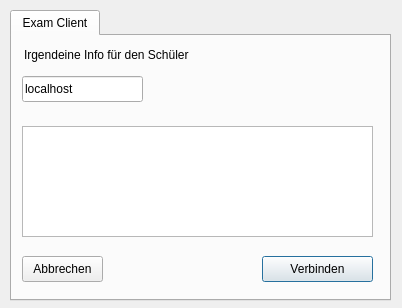
Qt form student.ui (valueerrorx/life-exam) before a commit.
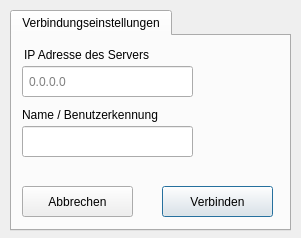
The same form after that commit. Icons and pictures are not drawn.

Commit message: created a gui for client.py in order to input IP and ID

```diff
--- a/student.ui
+++ b/student.ui
@@ -7,8 +7,8 @@
    <rect>
     <x>0</x>
     <y>0</y>
-    <width>402</width>
-    <height>308</height>
+    <width>301</width>
+    <height>238</height>
    </rect>
   </property>
   <property name="sizePolicy">
@@ -17,18 +17,15 @@
     <verstretch>0</verstretch>
    </sizepolicy>
   </property>
-  <property name="minimumSize">
-   <size>
-    <width>402</width>
-    <height>308</height>
-   </size>
-  </property>
   <property name="windowTitle">
    <string>Exam Client</string>
   </property>
   <property name="autoFillBackground">
    <bool>false</bool>
   </property>
+  <property name="styleSheet">
+   <string notr="true"/>
+  </property>
   <property name="sizeGripEnabled">
    <bool>false</bool>
   </property>
@@ -40,22 +37,10 @@
     <rect>
      <x>10</x>
      <y>10</y>
-     <width>381</width>
-     <height>291</height>
+     <width>281</width>
+     <height>221</height>
     </rect>
    </property>
-   <property name="minimumSize">
-    <size>
-     <width>381</width>
-     <height>291</height>
-    </size>
-   </property>
-   <property name="maximumSize">
-    <size>
-     <width>381</width>
-     <height>291</height>
-    </size>
-   </property>
    <property name="font">
     <font>
      <family>Ubuntu</family>
@@ -69,6 +54,9 @@
    <property name="accessibleName">
     <string/>
    </property>
+   <property name="styleSheet">
+    <string notr="true">padding:0px;</string>
+   </property>
    <property name="tabShape">
     <enum>QTabWidget::Rounded</enum>
    </property>
@@ -77,7 +65,7 @@
    </property>
    <widget class="QWidget" name="tab">
     <attribute name="title">
-     <string>Exam Client</string>
+     <string>Verbindungseinstellungen</string>
     </attribute>
     <widget class="QLabel" name="infolabel">
      <property name="geometry">
@@ -94,8 +82,11 @@
        <bold>false</bold>
       </font>
      </property>
+     <property name="styleSheet">
+      <string notr="true"/>
+     </property>
      <property name="text">
-      <string>&lt;html&gt;&lt;head/&gt;&lt;body&gt;&lt;p&gt;Irgendeine Info für den Schüler&lt;/p&gt;&lt;/body&gt;&lt;/html&gt;</string>
+      <string>&lt;html&gt;&lt;head/&gt;&lt;body&gt;&lt;p&gt;IP Adresse des Servers&lt;/p&gt;&lt;/body&gt;&lt;/html&gt;</string>
      </property>
      <property name="alignment">
       <set>Qt::AlignLeading|Qt::AlignLeft|Qt::AlignTop</set>
@@ -110,12 +101,15 @@
     <widget class="QPushButton" name="verbinde">
      <property name="geometry">
       <rect>
-       <x>250</x>
-       <y>220</y>
+       <x>150</x>
+       <y>150</y>
        <width>111</width>
-       <height>26</height>
+       <height>31</height>
       </rect>
      </property>
+     <property name="styleSheet">
+      <string notr="true">padding:8px;</string>
+     </property>
      <property name="text">
       <string>Verbinden</string>
      </property>
@@ -124,11 +118,14 @@
      <property name="geometry">
       <rect>
        <x>10</x>
-       <y>220</y>
-       <width>81</width>
-       <height>26</height>
+       <y>150</y>
+       <width>111</width>
+       <height>31</height>
       </rect>
      </property>
+     <property name="styleSheet">
+      <string notr="true">padding:8px;</string>
+     </property>
      <property name="text">
       <string>Abbrechen</string>
      </property>
@@ -153,23 +150,45 @@
      <property name="geometry">
       <rect>
        <x>10</x>
-       <y>40</y>
-       <width>121</width>
-       <height>26</height>
+       <y>30</y>
+       <width>171</width>
+       <height>31</height>
       </rect>
      </property>
+     <property name="styleSheet">
+      <string notr="true">padding:4px;</string>
+     </property>
      <property name="text">
-      <string>localhost</string>
+      <string/>
+     </property>
+     <property name="placeholderText">
+      <string>0.0.0.0</string>
      </property>
     </widget>
-    <widget class="QTextBrowser" name="logwidget">
+    <widget class="QLineEdit" name="studentid">
      <property name="geometry">
       <rect>
        <x>10</x>
        <y>90</y>
-       <width>351</width>
-       <height>111</height>
+       <width>171</width>
+       <height>31</height>
       </rect>
+     </property>
+     <property name="styleSheet">
+      <string notr="true">padding:4px;</string>
+     </property>
+    </widget>
+    <widget class="QLabel" name="infoid">
+     <property name="geometry">
+      <rect>
+       <x>10</x>
+       <y>70</y>
+       <width>261</width>
+       <height>18</height>
+      </rect>
+     </property>
+     <property name="text">
+      <string>Name / Benutzerkennung</string>
      </property>
     </widget>
    </widget>
```
Left out of the diff: 6 changed lines with no effect on the pictures. The commit also changes 7 other files.
